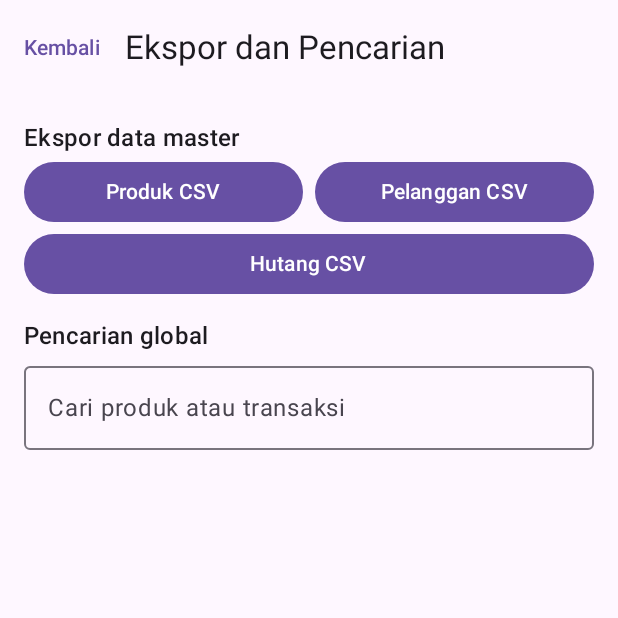
After one commit to nekonaru/kalkulasa, an Android app built with Jetpack Compose: the composable DataToolsScreen shown on its own in the app's theme, on a phone screen of 412 x 824 dp, the top half of it. The commit adds this screen. Run offline under Robolectric (Android 15) with nearby library versions, the phone set to English and light mode, and no system bars; our stand-ins replace Dagger/Hilt's generated code, Room's generated code; 3 statements that could not run were skipped.

Commit message:
feat: v3.4.0 master data CSV export and global search

```diff
--- a/app/build.gradle.kts
+++ b/app/build.gradle.kts
@@ -14,8 +14,8 @@ android {
         applicationId = "id.kalkulasa"
         minSdk = 24
         targetSdk = 35
-        versionCode = 23
-        versionName = "3.3.0"
+        versionCode = 24
+        versionName = "3.4.0"
 
         testInstrumentationRunner = "androidx.test.runner.AndroidJUnitRunner"
         resourceConfigurations += listOf("id", "en")
--- /dev/null
+++ b/app/src/main/java/id/kalkulasa/presentation/datatools/DataToolsScreen.kt
@@ -0,0 +1,87 @@
+@file:OptIn(androidx.compose.material3.ExperimentalMaterial3Api::class)
+
+package id.kalkulasa.presentation.datatools
+
+import androidx.compose.foundation.layout.Arrangement
+import androidx.compose.foundation.layout.Column
+import androidx.compose.foundation.layout.Row
+import androidx.compose.foundation.layout.fillMaxSize
+import androidx.compose.foundation.layout.fillMaxWidth
+import androidx.compose.foundation.layout.padding
+import androidx.compose.foundation.lazy.LazyColumn
+import androidx.compose.foundation.lazy.items
+import androidx.compose.material3.Button
+import androidx.compose.material3.Card
+import androidx.compose.material3.CardDefaults
+import androidx.compose.material3.MaterialTheme
+import androidx.compose.material3.OutlinedTextField
+import androidx.compose.material3.Scaffold
+import androidx.compose.material3.Text
+import androidx.compose.material3.TextButton
+import androidx.compose.material3.TopAppBar
+import androidx.compose.runtime.Composable
+import androidx.compose.runtime.LaunchedEffect
+import androidx.compose.runtime.getValue
+import androidx.compose.runtime.mutableStateOf
+import androidx.compose.runtime.remember
+import androidx.compose.runtime.setValue
+import androidx.compose.ui.Modifier
+import androidx.compose.ui.platform.LocalContext
+import androidx.compose.ui.unit.dp
+import androidx.hilt.navigation.compose.hiltViewModel
+import androidx.lifecycle.compose.collectAsStateWithLifecycle
+import id.kalkulasa.R
+import id.kalkulasa.presentation.component.KalkulasaEmptyState
+
+@Composable
+fun DataToolsScreen(
+    onBack: () -> Unit,
+    viewModel: DataToolsViewModel = hiltViewModel(),
+) {
+    val query by viewModel.query.collectAsStateWithLifecycle()
+    val context = LocalContext.current
+    var results by remember { mutableStateOf(SearchResults(emptyList(), emptyList())) }
+
+    LaunchedEffect(query) { results = viewModel.search(query) }
+
+    Scaffold(
+        topBar = {
+            TopAppBar(
+                title = { Text(context.getString(R.string.data_tools_title)) },
+                navigationIcon = { TextButton(onClick = onBack) { Text(context.getString(R.string.button_back)) } },
+            )
+        },
+    ) { padding ->
+        LazyColumn(
+            modifier = Modifier.fillMaxSize().padding(padding).padding(16.dp),
+            verticalArrangement = Arrangement.spacedBy(12.dp),
+        ) {
+            item {
+                Text(context.getString(R.string.data_tools_export), style = MaterialTheme.typography.titleMedium)
+                Row(horizontalArrangement = Arrangement.spacedBy(8.dp)) {
+                    Button(onClick = viewModel::exportProducts, modifier = Modifier.weight(1f)) { Text(context.getString(R.string.export_products)) }
+                    Button(onClick = viewModel::exportCustomers, modifier = Modifier.weight(1f)) { Text(context.getString(R.string.export_customers)) }
+                }
+                Button(onClick = viewModel::exportPayables, modifier = Modifier.fillMaxWidth()) { Text(context.getString(R.string.export_payables)) }
+            }
+            item {
+                Text(context.getString(R.string.global_search), style = MaterialTheme.typography.titleMedium)
+                OutlinedTextField(query, viewModel::onQueryChange, label = { Text(context.getString(R.string.global_search_hint)) }, singleLine = true, modifier = Modifier.fillMaxWidth())
+            }
+            if (query.isNotBlank() && results.products.isEmpty() && results.sales.isEmpty()) {
+                item { KalkulasaEmptyState(title = context.getString(R.string.search_empty), body = "") }
+            } else {
+                items(results.products, key = { "p-$it" }) { name ->
+                    Card(colors = CardDefaults.cardColors(containerColor = MaterialTheme.colorScheme.surface)) {
+                        Text(name, modifier = Modifier.fillMaxWidth().padding(12.dp))
+                    }
+                }
+                items(results.sales, key = { "s-$it" }) { sale ->
+                    Card(colors = CardDefaults.cardColors(containerColor = MaterialTheme.colorScheme.surface)) {
+                        Text(sale, modifier = Modifier.fillMaxWidth().padding(12.dp))
+                    }
+                }
+            }
+        }
+    }
+}
--- a/app/src/main/java/id/kalkulasa/presentation/finance/FinanceScreen.kt
+++ b/app/src/main/java/id/kalkulasa/presentation/finance/FinanceScreen.kt
@@ -73,6 +73,7 @@ fun FinanceScreen(
     onOpenPromotion: () -> Unit,
     onOpenFinanceMore: () -> Unit,
     onOpenCrm: () -> Unit,
+    onOpenDataTools: () -> Unit,
     viewModel: FinanceViewModel = hiltViewModel(),
 ) {
     val balance by viewModel.cashBalance.collectAsStateWithLifecycle()
@@ -139,6 +140,7 @@ fun FinanceScreen(
                     TextButton(onClick = onOpenPromotion) { Text(context.getString(R.string.promotion_open)) }
                     TextButton(onClick = onOpenFinanceMore) { Text(context.getString(R.string.finance_more_open)) }
                     TextButton(onClick = onOpenCrm) { Text(context.getString(R.string.crm_open)) }
+                    TextButton(onClick = onOpenDataTools) { Text(context.getString(R.string.data_tools_open)) }
                 }
             }
 
--- a/app/src/main/java/id/kalkulasa/presentation/navigation/KalkulasaNavHost.kt
+++ b/app/src/main/java/id/kalkulasa/presentation/navigation/KalkulasaNavHost.kt
@@ -41,6 +41,7 @@ import id.kalkulasa.presentation.attendancereport.AttendanceReportScreen
 import id.kalkulasa.presentation.promotion.PromotionScreen
 import id.kalkulasa.presentation.financemore.FinanceMoreScreen
 import id.kalkulasa.presentation.crm.CrmScreen
+import id.kalkulasa.presentation.datatools.DataToolsScreen
 import id.kalkulasa.presentation.cashier.CashierScreen
 import id.kalkulasa.presentation.customer.CustomersScreen
 import id.kalkulasa.presentation.finance.FinanceScreen
@@ -174,6 +175,7 @@ fun KalkulasaNavHost(startDestination: String) {
                     onOpenPromotion = { navController.navigate(Routes.PROMOTION) },
                     onOpenFinanceMore = { navController.navigate(Routes.FINANCE_MORE) },
                     onOpenCrm = { navController.navigate(Routes.CRM) },
+                    onOpenDataTools = { navController.navigate(Routes.DATA_TOOLS) },
                 )
             }
             composable(Routes.ACTIVITY) { ActivityScreen(onBack = { navController.popBackStack() }) }
@@ -184,6 +186,7 @@ fun KalkulasaNavHost(startDestination: String) {
             composable(Routes.PROMOTION) { PromotionScreen(onBack = { navController.popBackStack() }) }
             composable(Routes.FINANCE_MORE) { FinanceMoreScreen(onBack = { navController.popBackStack() }) }
             composable(Routes.CRM) { CrmScreen(onBack = { navController.popBackStack() }) }
+            composable(Routes.DATA_TOOLS) { DataToolsScreen(onBack = { navController.popBackStack() }) }
             composable(Routes.TARGET) {
                 TargetScreen(onBack = { navController.popBackStack() })
             }
--- a/app/src/main/java/id/kalkulasa/presentation/navigation/Routes.kt
+++ b/app/src/main/java/id/kalkulasa/presentation/navigation/Routes.kt
@@ -29,5 +29,6 @@ object Routes {
     const val PROMOTION = "promotion"
     const val FINANCE_MORE = "finance-more"
     const val CRM = "crm"
+    const val DATA_TOOLS = "data-tools"
     const val NO_SUPPLIER = "__no_supplier__"
 }
--- a/app/src/main/res/values/strings.xml
+++ b/app/src/main/res/values/strings.xml
@@ -521,4 +521,13 @@
     <string name="crm_tag">Tag pelanggan</string>
     <string name="crm_note">Catatan pelanggan</string>
     <string name="crm_share_card">Bagikan kartu</string>
+    <string name="data_tools_title">Ekspor dan Pencarian</string>
+    <string name="data_tools_open">Ekspor Data dan Cari</string>
+    <string name="data_tools_export">Ekspor data master</string>
+    <string name="export_products">Produk CSV</string>
+    <string name="export_customers">Pelanggan CSV</string>
+    <string name="export_payables">Hutang CSV</string>
+    <string name="global_search">Pencarian global</string>
+    <string name="global_search_hint">Cari produk atau transaksi</string>
+    <string name="search_empty">Tidak ada hasil.</string>
 </resources>
```
Also changed, not shown: app/src/main/java/id/kalkulasa/presentation/datatools/DataToolsViewModel.kt (added, +104 -0 lines), 5 other files.
